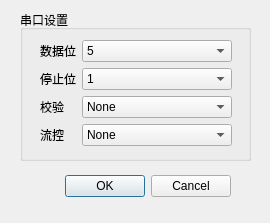
petertheprocess/ComAssistant, file ComAssistant/settings_dialog.ui: the form before one commit.
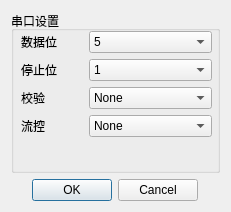
The form after the commit.

Commit message: 稍微弄了一下串口设置布局，不是十分完美

What changed in the file:
```diff
--- a/ComAssistant/settings_dialog.ui
+++ b/ComAssistant/settings_dialog.ui
@@ -6,22 +6,31 @@
    <rect>
     <x>0</x>
     <y>0</y>
-    <width>270</width>
-    <height>223</height>
+    <width>231</width>
+    <height>212</height>
    </rect>
   </property>
   <property name="windowTitle">
    <string>Dialog</string>
   </property>
+  <layout class="QGridLayout" name="gridLayout" rowstretch="5,1">
+   <item row="1" column="0">
+    <layout class="QHBoxLayout" name="horizontalLayout">
+     <item>
+      <spacer name="horizontalSpacer">
+       <property name="orientation">
+        <enum>Qt::Horizontal</enum>
+       </property>
+       <property name="sizeHint" stdset="0">
+        <size>
+         <width>40</width>
+         <height>20</height>
+        </size>
+       </property>
+      </spacer>
+     </item>
+     <item>
   <widget class="QDialogButtonBox" name="buttonBox">
-   <property name="geometry">
-    <rect>
-     <x>40</x>
-     <y>170</y>
-     <width>191</width>
-     <height>32</height>
-    </rect>
-   </property>
    <property name="orientation">
     <enum>Qt::Horizontal</enum>
    </property>
@@ -29,28 +38,39 @@
     <set>QDialogButtonBox::Cancel|QDialogButtonBox::Ok</set>
    </property>
   </widget>
+     </item>
+     <item>
+      <spacer name="horizontalSpacer_2">
+       <property name="orientation">
+        <enum>Qt::Horizontal</enum>
+       </property>
+       <property name="sizeHint" stdset="0">
+        <size>
+         <width>40</width>
+         <height>20</height>
+        </size>
+       </property>
+      </spacer>
+     </item>
+    </layout>
+   </item>
+   <item row="0" column="0">
   <widget class="QGroupBox" name="groupBox">
-   <property name="geometry">
-    <rect>
-     <x>20</x>
-     <y>10</y>
-     <width>231</width>
-     <height>151</height>
-    </rect>
-   </property>
    <property name="title">
     <string>串口设置</string>
    </property>
    <widget class="QWidget" name="formLayoutWidget">
     <property name="geometry">
      <rect>
-      <x>20</x>
-      <y>30</y>
-      <width>192</width>
-      <height>107</height>
-     </rect>
-    </property>
-    <layout class="QFormLayout" name="formLayout">
+        <x>10</x>
+        <y>20</y>
+        <width>191</width>
+        <height>109</height>
+       </rect>
+      </property>
+      <layout class="QHBoxLayout" name="horizontalLayout_3">
+       <item>
+        <layout class="QGridLayout" name="gridLayout_2" columnstretch="2,4">
      <item row="0" column="0">
       <widget class="QLabel" name="label">
        <property name="text">
@@ -61,7 +81,7 @@
      <item row="0" column="1">
       <widget class="QComboBox" name="comboBox_dataBit">
        <property name="currentText">
-        <string>8</string>
+            <string>5</string>
        </property>
        <item>
         <property name="text">
@@ -174,8 +194,12 @@
       </widget>
      </item>
     </layout>
-   </widget>
-  </widget>
+       </item>
+      </layout>
+     </widget>
+    </widget>
+   </item>
+  </layout>
  </widget>
  <resources/>
  <connections>
```
Left out of the diff: 2 changed lines with no effect on the pictures. Lines whose indentation alone changed are shown as unchanged. The commit also changes 1 other file.
